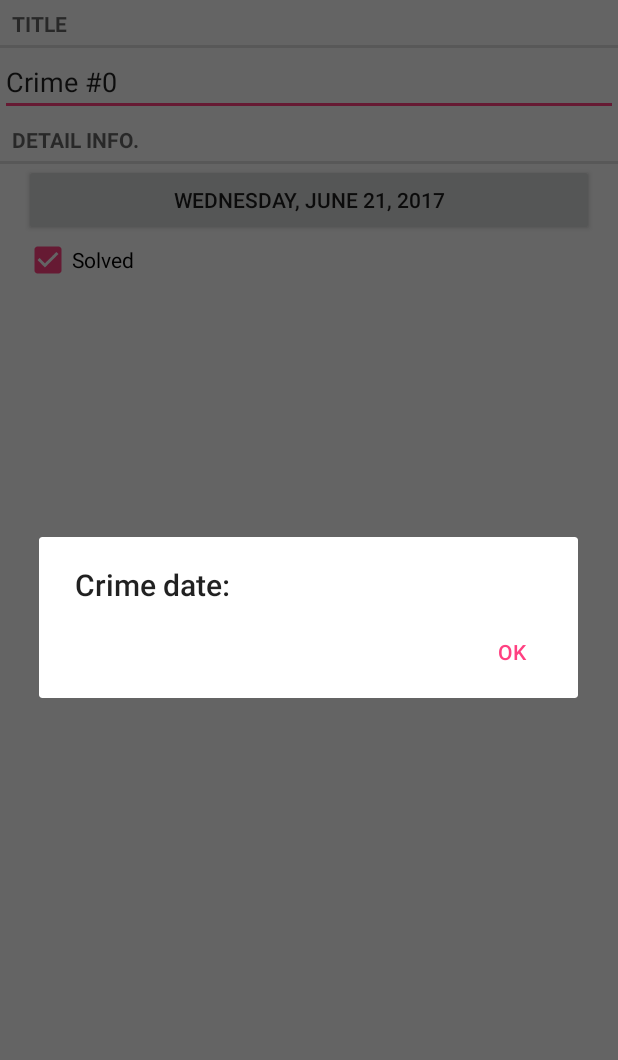
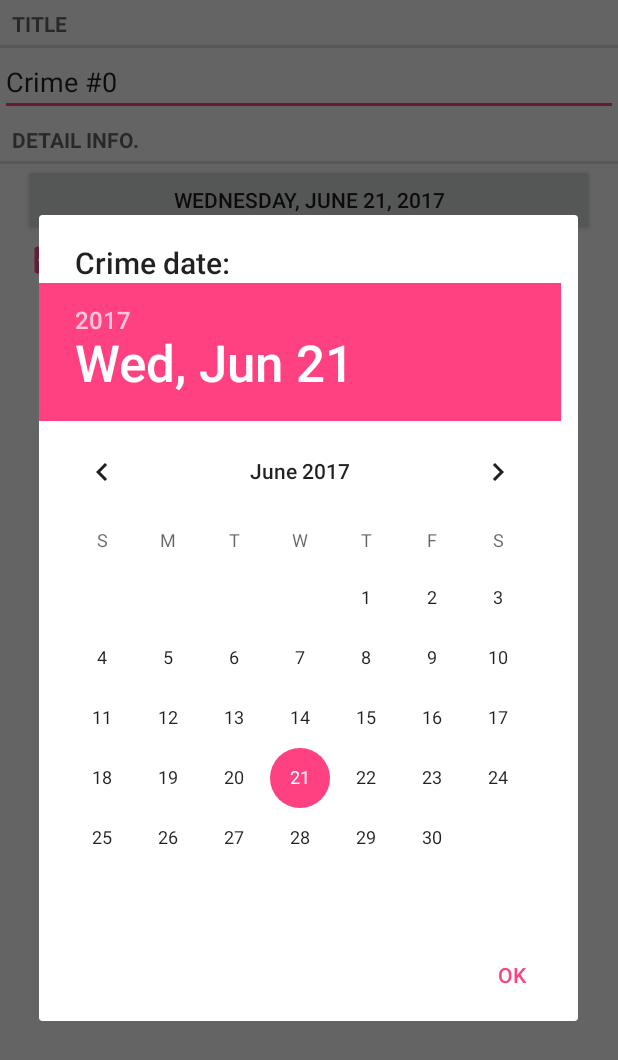
Before and after one commit to junlee91/Android-Programming, an Android app: the CrimeFragment screen opened directly, with no data from a screen before it, after a tap on an icon or button, on a phone screen of 412 x 824 dp. Shown: the top 1060 px of the screen. Run offline under Robolectric (Android 15) with nearby library versions, the phone set to English and light mode, and no system bars.

Commit message:
Sending data on target fragment

```diff
--- a/CriminalIntent/app/src/main/java/com/bignerdbranch/andorid/criminalintent/CrimeFragment.java
+++ b/CriminalIntent/app/src/main/java/com/bignerdbranch/andorid/criminalintent/CrimeFragment.java
@@ -1,5 +1,7 @@
 package com.bignerdbranch.andorid.criminalintent;
 
+import android.app.Activity;
+import android.content.Intent;
 import android.os.Bundle;
 import android.support.v4.app.Fragment;
 import android.support.v4.app.FragmentManager;
@@ -14,6 +16,7 @@ import android.widget.CheckBox;
 import android.widget.CompoundButton;
 import android.widget.EditText;
 
+import java.util.Date;
 import java.util.UUID;
 
 /**
@@ -24,6 +27,7 @@ public class CrimeFragment extends Fragment {
 
     private static final String ARG_CRIME_ID = "crime_id";
     private static final String DIALOG_DATE = "DialogDate";
+    private static final int REQUEST_DATE = 0;
 
     private Crime mCrime;
     private EditText mTitleField;
@@ -93,7 +97,10 @@ public class CrimeFragment extends Fragment {
             @Override
             public void onClick(View v){
                 FragmentManager manager = getFragmentManager();
-                DatePickerFragment dialog = new DatePickerFragment();
+                // DatePickerFragment dialog = new DatePickerFragment();
+                DatePickerFragment dialog = DatePickerFragment
+                        .newInstance(mCrime.getDate());
+                dialog.setTargetFragment(CrimeFragment.this, REQUEST_DATE);
                 dialog.show(manager, DIALOG_DATE);
             }
         });
@@ -110,4 +117,20 @@ public class CrimeFragment extends Fragment {
 
         return v;
     }
+
+    @Override
+    public void onActivityResult(int requestCode, int resultCode, Intent data){
+        if( resultCode != Activity.RESULT_OK ) return;
+
+        if( requestCode == REQUEST_DATE ){
+            Date date = (Date) data
+                    .getSerializableExtra(DatePickerFragment.EXTRA_DATE);
+            mCrime.setDate(date);
+            updateDate();
+        }
+    }
+
+    private void updateDate() {
+        mDateButton.setText(mCrime.getDateFormat());
+    }
 }
--- a/CriminalIntent/app/src/main/java/com/bignerdbranch/andorid/criminalintent/DatePickerFragment.java
+++ b/CriminalIntent/app/src/main/java/com/bignerdbranch/andorid/criminalintent/DatePickerFragment.java
@@ -1,22 +1,85 @@
 package com.bignerdbranch.andorid.criminalintent;
 
+import android.app.Activity;
 import android.app.Dialog;
+import android.content.DialogInterface;
+import android.content.Intent;
 import android.os.Bundle;
 import android.support.annotation.NonNull;
 import android.support.v4.app.DialogFragment;
 import android.support.v7.app.AlertDialog;
+import android.support.v7.widget.LinearLayoutCompat;
+import android.view.LayoutInflater;
+import android.view.View;
+import android.widget.DatePicker;
+
+import java.util.Calendar;
+import java.util.Date;
+import java.util.GregorianCalendar;
 
 /**
  * Created by NB201704112 on 2017-06-21.
  */
 
 public class DatePickerFragment extends DialogFragment {
+
+    public static final String EXTRA_DATE =
+            "com.bignerdbranch.andorid.criminalintent.date";
+
+    private static final String ARG_DATE = "date";
+    private DatePicker mDatePicker;
+
+    public static DatePickerFragment newInstance(Date date){
+        Bundle args = new Bundle();
+        args.putSerializable(ARG_DATE, date);
+
+        DatePickerFragment fragment = new DatePickerFragment();
+        fragment.setArguments(args);
+        return fragment;
+    }
+
     @NonNull
     @Override
     public Dialog onCreateDialog(Bundle savedInstanceState) {
+
+        Date date = (Date)getArguments().getSerializable(ARG_DATE);
+
+        Calendar calendar = Calendar.getInstance();
+        calendar.setTime(date);
+        int year = calendar.get(Calendar.YEAR);
+        int month = calendar.get(Calendar.MONTH);
+        int day = calendar.get(Calendar.DAY_OF_MONTH);
+
+        View v = LayoutInflater.from(getActivity())
+                .inflate(R.layout.dialog_date, null);
+
+        mDatePicker = (DatePicker)v.findViewById(R.id.dialog_date_date_picker);
+        mDatePicker.init(year, month, day, null);
+
         return new AlertDialog.Builder(getActivity())
+                .setView(v)
                 .setTitle(R.string.date_picker_title)
-                .setPositiveButton(android.R.string.ok, null)
+                .setPositiveButton(android.R.string.ok,
+                        new DialogInterface.OnClickListener(){
+                            @Override
+                            public void onClick(DialogInterface dialog, int which){
+                                int year = mDatePicker.getYear();
+                                int month = mDatePicker.getMonth();
+                                int day = mDatePicker.getDayOfMonth();
+                                Date date = new GregorianCalendar(year,month,day).getTime();
+                                sendResult(Activity.RESULT_OK, date);
+                            }
+                        })
                 .create();
     }
+
+    private void sendResult(int resultCode, Date date){
+        if(getTargetFragment() == null) return;
+
+        Intent intent = new Intent();
+        intent.putExtra(EXTRA_DATE, date);
+
+        getTargetFragment()
+                .onActivityResult(getTargetRequestCode(), resultCode, intent);
+    }
 }
--- /dev/null
+++ b/CriminalIntent/app/src/main/res/layout/dialog_date.xml
@@ -0,0 +1,8 @@
+<?xml version="1.0" encoding="utf-8"?>
+<DatePicker
+    xmlns:android="http://schemas.android.com/apk/res/android"
+    android:id="@+id/dialog_date_date_picker"
+    android:layout_width="match_parent"
+    android:layout_height="match_parent"
+    android:calendarViewShown="false">
+</DatePicker>
```
